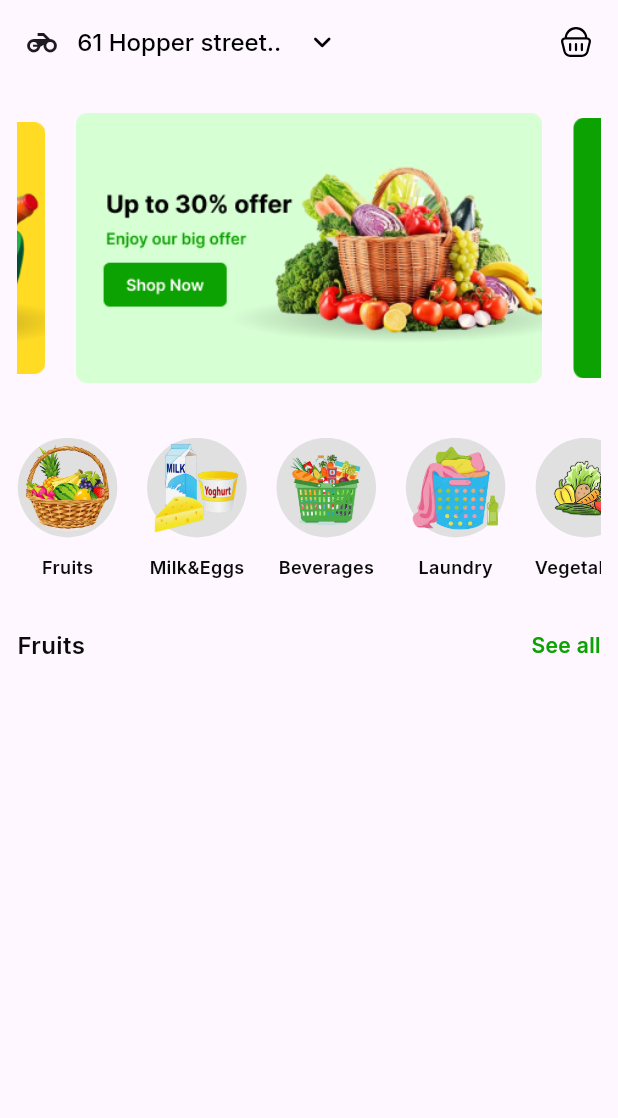
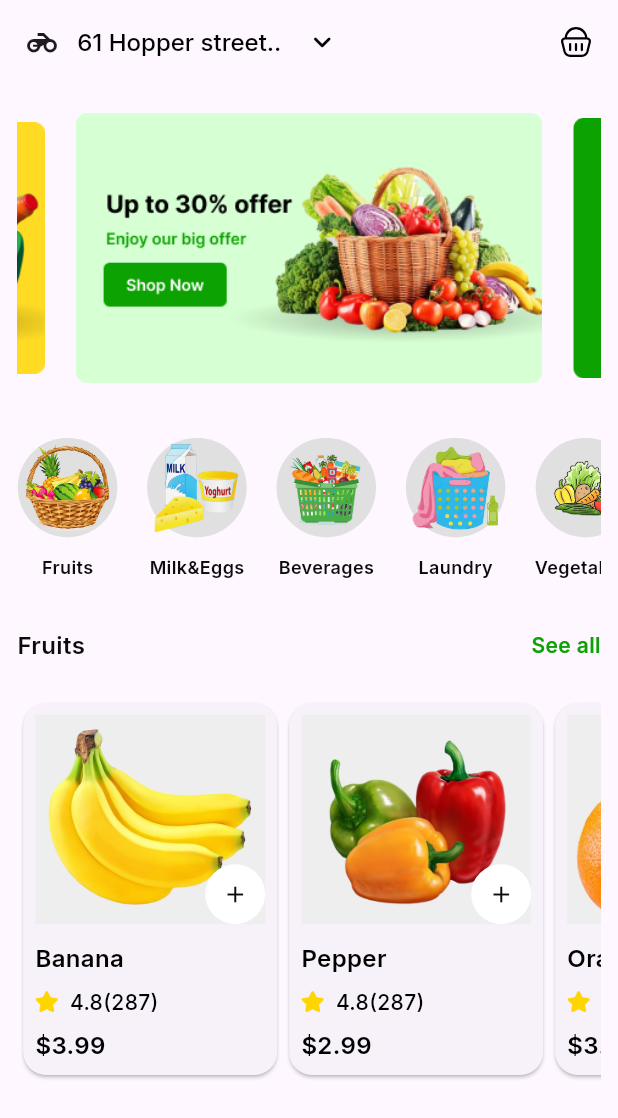
Before and after one commit to kareemezzat25/Grabber-app, a Flutter app: the screen it shows after launch, on a phone screen of 412 x 824 dp. Shown: the top 1118 px of the screen. Run offline on Flutter 3.47's test engine with Material 3 defaults, Android fonts, the phone set to English and light mode, and no system bars; drawn by our look-alikes of carousel_slider; our stand-ins replace flutter_screenutil, flutter_svg, google_fonts.

Commit message:
FruitsList

```diff
--- /dev/null
+++ b/lib/models/fruitmodel.dart
@@ -0,0 +1,14 @@
+class FruitModel {
+  String fruitImage;
+  String fruitName;
+  String fruitRating;
+  String numOfPeopleRating;
+  String price;
+
+  FruitModel(
+      {required this.fruitImage,
+      required this.fruitName,
+      required this.fruitRating,
+      required this.numOfPeopleRating,
+      required this.price});
+}
--- a/lib/views/home_view.dart
+++ b/lib/views/home_view.dart
@@ -1,14 +1,15 @@
 import 'package:carousel_slider/carousel_slider.dart';
-import 'package:flutter/foundation.dart';
 import 'package:flutter/material.dart';
 import 'package:flutter_screenutil/flutter_screenutil.dart';
 import 'package:flutter_svg/flutter_svg.dart';
 import 'package:google_fonts/google_fonts.dart';
 import 'package:grabber_app/models/categorymodel.dart';
+import 'package:grabber_app/models/fruitmodel.dart';
 import 'package:grabber_app/resources/app_assets.dart';
 import 'package:grabber_app/resources/app_color.dart';
 import 'package:carousel_slider/carousel_slider.dart';
 import 'package:grabber_app/widgets/categorywidget.dart';
+import 'package:grabber_app/widgets/fruitItem.dart';
 
 class HomeView extends StatelessWidget {
   static const String routeName = "HomeView";
@@ -16,6 +17,26 @@ class HomeView extends StatelessWidget {
     AppAssets.slider1,
     AppAssets.slider2,
     AppAssets.slider3
+  ];
+  List<FruitModel> fruits = [
+    FruitModel(
+        fruitImage: "assets/images/Banana.png",
+        fruitName: "Banana",
+        fruitRating: "4.8",
+        numOfPeopleRating: "287",
+        price: "3.99"),
+    FruitModel(
+        fruitImage: "assets/images/pepper.png",
+        fruitName: "Pepper",
+        fruitRating: "4.8",
+        numOfPeopleRating: "287",
+        price: "2.99"),
+    FruitModel(
+        fruitImage: "assets/images/orange.png",
+        fruitName: "Orange",
+        fruitRating: "4.8",
+        numOfPeopleRating: "287",
+        price: "3.99"),
   ];
   List<CategoryModel> categories = [
     CategoryModel(
@@ -39,7 +60,7 @@ class HomeView extends StatelessWidget {
         leading: SizedBox.shrink(),
         leadingWidth: 0,
         title: Row(children: [
-          Icon(Icons.motorcycle),
+          const Icon(Icons.motorcycle),
           SizedBox(
             width: 12.w,
           ),
@@ -53,7 +74,7 @@ class HomeView extends StatelessWidget {
           SizedBox(
             width: 16.w,
           ),
-          Icon(
+          const Icon(
             Icons.keyboard_arrow_down_rounded,
             size: 24,
             color: AppColor.textBlack,
@@ -123,6 +144,16 @@ class HomeView extends StatelessWidget {
                       color: AppColor.primaryColor),
                 )
               ],
+            ),
+            SizedBox(
+              height: 24.h,
+            ),
+            SingleChildScrollView(
+              scrollDirection: Axis.horizontal,
+              child: Row(
+                  children: List.generate(fruits.length, (index) {
+                return FruitItem(fruitModel: fruits[index]);
+              })),
             )
           ],
         ),
--- /dev/null
+++ b/lib/widgets/fruitItem.dart
@@ -0,0 +1,105 @@
+import 'package:flutter/material.dart';
+import 'package:flutter_screenutil/flutter_screenutil.dart';
+import 'package:google_fonts/google_fonts.dart';
+import 'package:grabber_app/models/fruitmodel.dart';
+import 'package:grabber_app/resources/app_color.dart';
+
+class FruitItem extends StatelessWidget {
+  FruitModel fruitModel;
+  FruitItem({super.key, required this.fruitModel});
+
+  @override
+  Widget build(BuildContext context) {
+    return Card(
+      shape: RoundedRectangleBorder(borderRadius: BorderRadius.circular(16.r)),
+      elevation: 1,
+      child: Padding(
+        padding: const EdgeInsets.all(8.0),
+        child: Column(
+          crossAxisAlignment: CrossAxisAlignment.start,
+          children: [
+            Stack(
+              alignment: Alignment.bottomRight,
+              children: [
+                Container(
+                  width: 160.w,
+                  height: 147.h,
+                  decoration: BoxDecoration(
+                      color: Colors.grey.shade200,
+                      image: DecorationImage(
+                          fit: BoxFit.fill,
+                          image: AssetImage(
+                            fruitModel.fruitImage,
+                          ))),
+                ),
+                const CircleAvatar(
+                    backgroundColor: Colors.white,
+                    child: Icon(
+                      Icons.add,
+                      size: 18,
+                      color: AppColor.baseBlack,
+                    ))
+              ],
+            ),
+            SizedBox(
+              height: 12.h,
+            ),
+            Column(
+              crossAxisAlignment: CrossAxisAlignment.start,
+              children: [
+                Text(
+                  fruitModel.fruitName,
+                  style: GoogleFonts.inter(
+                      fontSize: 16,
+                      fontWeight: FontWeight.w600,
+                      color: AppColor.textBlack),
+                ),
+                SizedBox(
+                  height: 8.h,
+                ),
+                Row(
+                  mainAxisSize: MainAxisSize.min,
+                  children: [
+                    Image.asset(
+                      "assets/images/star.png",
+                      width: 16.w,
+                      height: 16.h,
+                      fit: BoxFit.fill,
+                    ),
+                    SizedBox(
+                      width: 8.w,
+                    ),
+                    Text.rich(TextSpan(children: [
+                      TextSpan(
+                          text: fruitModel.fruitRating,
+                          style: GoogleFonts.inter(
+                              fontSize: 14,
+                              fontWeight: FontWeight.w500,
+                              color: AppColor.textBlack)),
+                      TextSpan(
+                          text: "(${fruitModel.numOfPeopleRating})",
+                          style: GoogleFonts.inter(
+                              fontSize: 14,
+                              fontWeight: FontWeight.w500,
+                              color: AppColor.textBlack)),
+                    ]))
+                  ],
+                ),
+                SizedBox(
+                  height: 8.h,
+                ),
+                Text(
+                  "\$${fruitModel.price}",
+                  style: GoogleFonts.inter(
+                      fontSize: 16,
+                      fontWeight: FontWeight.w600,
+                      color: AppColor.textBlack),
+                )
+              ],
+            )
+          ],
+        ),
+      ),
+    );
+  }
+}
```
Also changed, not shown: assets/images/Banana.png (added), assets/images/orange.png (added), assets/images/pepper.png (added), assets/images/star.png (added), pubspec.lock, 125 other files.
